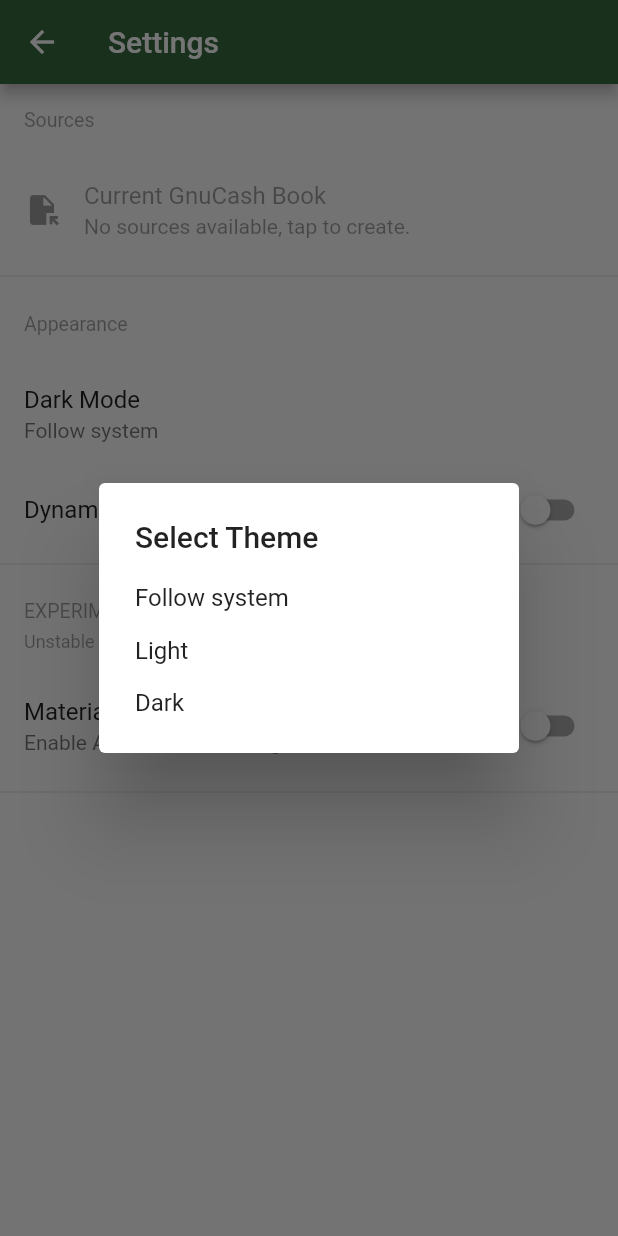
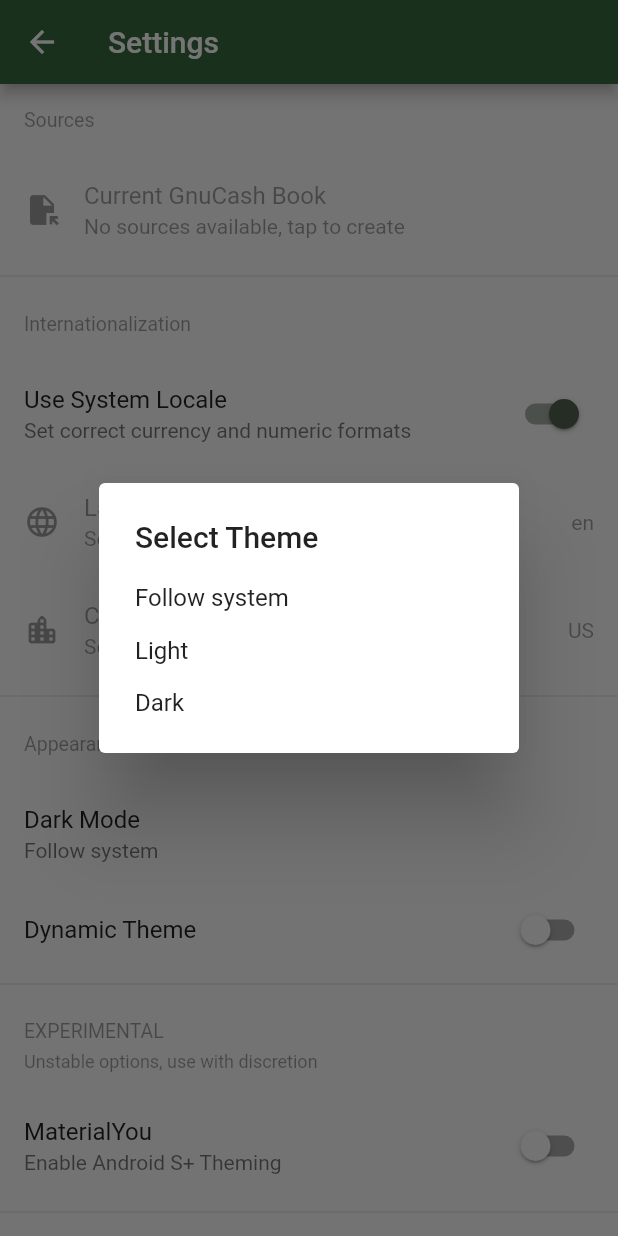
Before and after one commit to aakashhemadri/GnuCashX, a Flutter app: the SettingsView screen opened by its route, after a tap on "Dark Mode", on a phone screen of 412 x 824 dp. Run offline on Flutter 3.47's test engine with Material 2 defaults, Android fonts, the phone set to English and light mode, and no system bars; drawn by our look-alikes of dynamic_color; our stand-ins replace freezed_annotation, shared_preferences; accounts and stored records are empty; generated files the repository leaves out were written again.

Commit message:
feat: migrate and use i18n (#56)
* feat: add locale fields to settings model
* feat: add support for internationalization
* feat: add localizations export
* feat: update providers
* refactor: use flutter i18n

Signed-off-by: Aakash Hemadri <aakashhemadri123@gmail.com>

```diff
--- /dev/null
+++ b/l10n.yaml
@@ -0,0 +1,4 @@
+arb-dir: lib/l10n
+template-arb-file: intl_en.arb
+output-localization-file: gnc_localizations.dart
+output-class: G
--- a/lib/data/models/settings.dart
+++ b/lib/data/models/settings.dart
@@ -19,7 +19,9 @@ class Settings extends Base with _$Settings {
       required bool useMaterial3,
       required bool isDynamic,
       required ThemeMode theme,
-      required String locale,
+      required bool useSystemLocale,
+      required String localeLanguageCode,
+      required String localeCountryCode,
       required List<Persistence> sources,
       required Persistence? current}) = _Settings;
 
@@ -28,7 +30,9 @@ class Settings extends Base with _$Settings {
       useMaterial3: false,
       isDynamic: false,
       theme: ThemeMode.system,
-      locale: Intl.systemLocale,
+      useSystemLocale: true,
+      localeLanguageCode: Intl.systemLocale.split('_')[0],
+      localeCountryCode: Intl.systemLocale.split('_')[1],
       sources: List<Persistence>.empty(),
       current: null);
 
--- /dev/null
+++ b/lib/l10n/intl_en.arb
@@ -0,0 +1,80 @@
+{
+    "@@locale": "en",
+
+    "title": "GnuCashX",
+    "@title": {
+        "description": "GnuCashX is the app wide title, if unsure use as is"
+    },
+
+    "mainBookNav": "Book",
+    "bookTitle": "Accounts",
+
+    "mainBudgetNav": "Budget",
+    "budgetTitle": "Budgeting",
+
+    "mainReportNav": "Report",
+    "reportTitle": "Reports",
+
+    "mainMoreNav": "More",
+
+    "morePingMe": "Ping Me!",
+    "moreSettingsTile": "Settings",
+    "moreAboutTile": "About",
+    "aboutTitle": "About",
+
+    "settingsTitle": "Settings",
+    "@settingsTitle": {
+        "description": "SettingsView AppBar title"
+    },
+
+    "settingsIntlHeader": "Internationalization",
+    "@settingsIntlHeader": {
+        "description": "Header to the internationalization section in settings"
+    },
+
+    "settingsIntlSystemLocaleTitle": "Use System Locale",
+    "@settingsIntlSystemLocaleTitle": {
+        "description": "Switch for using system's locale"
+    },
+
+    "settingsIntlSystemLocaleSubtitle": "Set correct currency and numeric formats",
+    "@settingsIntlSystemLocaleSubtitle": {
+        "description": "Explanation to the Title"
+    },
+
+    "settingsIntlLanguageTitle": "Language",
+    "@settingsIntlLanguageTitle": {
+        "description": "Dropdown to select language"
+    },
+
+    "settingsIntlLanguageSubtitle": "Select language code",
+    "@settingsIntlLanguageSubtitle": {
+        "description": "Currently selected languageCode"
+    },
+
+    "settingsIntlCountryTitle": "Country",
+    "settingsIntlCountrySubtitle": "Select country code",
+    "@settingsIntlCountrySubtitle": {
+        "description": "Currently selected countryCode"
+    },
+
+    "settingsSourcesHeader": "Sources",
+    "settingsSourcesTitle": "Current GnuCash Book",
+    "settingsSourcesSubtitle": "No sources available, tap to create",
+
+    "settingsAppearenceHeader": "Appearance",
+    "settingsAppearenceThemeModeTitle": "Dark Mode",
+    "settingsAppearenceDialogTitle": "Select Theme",
+    "settingsAppearenceThemeModeSystem": "Follow system",
+    "settingsAppearenceThemeModeLight": "Light",
+    "settingsAppearenceThemeModeDark": "Dark",
+    "settingsAppearenceDynamicTheme": "Dynamic Theme",
+
+    "settingsExperimentalHeader": "EXPERIMENTAL",
+    "settingsExperimentalHeaderSubtitle": "Unstable options, use with discretion",
+
+    "settingsExperimentalMaterial3Title": "MaterialYou",
+    "settingsExperimentalMaterial3Subtitle": "Enable Android S+ Theming",
+
+    "placeholder": "Placeholder"
+}
--- a/lib/provider/account_provider.dart
+++ b/lib/providers/account_provider.dart
@@ -1,3 +1,3 @@
-part of 'provider.dart';
+part of 'providers.dart';
 
 class GncAccountProvider with ChangeNotifier {}
--- a/lib/provider/provider.dart
+++ b/lib/providers/providers.dart
@@ -1,7 +1,9 @@
-library provider;
+library providers;
 
 import 'package:flutter/material.dart';
 import 'package:gnucashx/data/data.dart';
+import 'package:intl/intl.dart';
+import 'package:intl/intl_standalone.dart';
 
 part 'ui_provider.dart';
 part 'settings_provider.dart';
--- a/lib/provider/ui_provider.dart
+++ b/lib/providers/ui_provider.dart
@@ -1,4 +1,4 @@
-part of provider;
+part of providers;
 
 enum BottomNav { book, budget, report, more }
 
--- a/lib/utils/utils.dart
+++ b/lib/utils/utils.dart
@@ -1,3 +1,5 @@
 export 'package:gnucashx/utils/constants.dart';
 export 'package:gnucashx/utils/colors.dart';
 export 'package:gnucashx/utils/theme.dart';
+
+export 'package:flutter_gen/gen_l10n/gnc_localizations.dart';
--- a/lib/view/about_view.dart
+++ b/lib/view/about_view.dart
@@ -1,4 +1,6 @@
 import 'package:flutter/material.dart';
+
+import 'package:gnucashx/utils/utils.dart';
 
 class AboutView extends StatelessWidget {
   const AboutView({Key? key}) : super(key: key);
@@ -6,7 +8,7 @@ class AboutView extends StatelessWidget {
   @override
   Widget build(BuildContext context) {
     return Scaffold(
-      appBar: AppBar(title: const Text('About')),
+      appBar: AppBar(title: Text(G.of(context)!.aboutTitle)),
       body: Center(
         child: Icon(
           Icons.help_rounded,
--- a/lib/view/book_view.dart
+++ b/lib/view/book_view.dart
@@ -1,4 +1,6 @@
 import 'package:flutter/material.dart';
+
+import 'package:gnucashx/utils/utils.dart';
 
 class BookView extends StatelessWidget {
   const BookView({Key? key}) : super(key: key);
@@ -6,7 +8,7 @@ class BookView extends StatelessWidget {
   @override
   Widget build(BuildContext context) {
     return Scaffold(
-      appBar: AppBar(title: const Text('Accounts')),
+      appBar: AppBar(title: Text(G.of(context)!.bookTitle)),
       body: Center(
         child: Icon(
           Icons.pets_rounded,
--- a/lib/view/budget_view.dart
+++ b/lib/view/budget_view.dart
@@ -1,4 +1,6 @@
 import 'package:flutter/material.dart';
+
+import 'package:gnucashx/utils/utils.dart';
 
 class BudgetView extends StatelessWidget {
   const BudgetView({Key? key}) : super(key: key);
@@ -6,7 +8,7 @@ class BudgetView extends StatelessWidget {
   @override
   Widget build(BuildContext context) {
     return Scaffold(
-      appBar: AppBar(title: const Text('Budgeting')),
+      appBar: AppBar(title: Text(G.of(context)!.budgetTitle)),
       body: Center(
         child: Icon(
           Icons.cloudy_snowing,
--- a/lib/view/report_view.dart
+++ b/lib/view/report_view.dart
@@ -1,4 +1,6 @@
 import 'package:flutter/material.dart';
+
+import 'package:gnucashx/utils/utils.dart';
 
 class ReportView extends StatelessWidget {
   const ReportView({Key? key}) : super(key: key);
@@ -6,7 +8,7 @@ class ReportView extends StatelessWidget {
   @override
   Widget build(BuildContext context) {
     return Scaffold(
-      appBar: AppBar(title: const Text('Reports')),
+      appBar: AppBar(title: Text(G.of(context)!.reportTitle)),
       body: Center(
         child: Icon(
           Icons.thunderstorm_rounded,
--- a/lib/view/settings_view.dart
+++ b/lib/view/settings_view.dart
@@ -2,7 +2,7 @@ import 'package:flutter/material.dart';
 import 'package:provider/provider.dart';
 
 import 'package:gnucashx/widget/widget.dart';
-import 'package:gnucashx/provider/provider.dart';
+import 'package:gnucashx/providers/providers.dart';
 import 'package:gnucashx/data/data.dart';
 import 'package:gnucashx/utils/utils.dart';
 
@@ -12,21 +12,21 @@ class SettingsView extends StatelessWidget {
   @override
   Widget build(BuildContext context) {
     return Scaffold(
-      appBar: AppBar(title: const Text('Settings')),
+      appBar: AppBar(title: Text(G.of(context)!.settingsTitle)),
       body: Consumer<SettingsProvider>(
         builder: (context, settingsProvider, child) => ListView(
           children: [
-            const ListTile(
-              title: Text('Sources'),
+            ListTile(
+              title: Text(G.of(context)!.settingsSourcesHeader),
               enabled: false,
               dense: true,
             ),
             ListTile(
               enabled: false,
-              title: const Text('Current GnuCash Book'),
+              title: Text(G.of(context)!.settingsSourcesTitle),
               subtitle: Builder(builder: (context) {
                 if (settingsProvider.settings.current == null) {
-                  return const Text('No sources available, tap to create.');
+                  return Text(G.of(context)!.settingsSourcesSubtitle);
                 } else {
                   return Text(settingsProvider.settings.current!.map(
                       local: (Local value) => value.key,
@@ -39,41 +39,77 @@ class SettingsView extends StatelessWidget {
                   height: double.infinity, child: Icon(Icons.file_open)),
             ),
             kWidgetDivider,
-            const ListTile(
-              title: Text('Appearance'),
+            ListTile(
+              title: Text(G.of(context)!.settingsIntlHeader),
+              enabled: false,
+              dense: true,
+            ),
+            SwitchListTile(
+                title: Text(G.of(context)!.settingsIntlSystemLocaleTitle),
+                subtitle: Text(G.of(context)!.settingsIntlSystemLocaleSubtitle),
+                value: settingsProvider.settings.useSystemLocale,
+                onChanged: (toggle) =>
+                    settingsProvider.switchSystemLocale(toggle)),
+            ListTile(
+                enabled: !settingsProvider.settings.useSystemLocale,
+                title: Text(G.of(context)!.settingsIntlLanguageTitle),
+                subtitle: Text(G.of(context)!.settingsIntlLanguageSubtitle),
+                minLeadingWidth: kStyleMinLeadingWidth,
+                leading: const SizedBox(
+                    height: double.infinity,
+                    child: Icon(Icons.language_rounded)),
+                trailing: Text(settingsProvider.settings.localeLanguageCode)),
+            ListTile(
+              enabled: !settingsProvider.settings.useSystemLocale,
+              title: Text(G.of(context)!.settingsIntlCountryTitle),
+              subtitle: Text(G.of(context)!.settingsIntlCountrySubtitle),
+              minLeadingWidth: kStyleMinLeadingWidth,
+              leading: const SizedBox(
+                  height: double.infinity,
+                  child: Icon(Icons.location_city_rounded)),
+              trailing: Text(settingsProvider.settings.localeCountryCode),
+            ),
+            kWidgetDivider,
+            ListTile(
+              title: Text(G.of(context)!.settingsAppearenceHeader),
               enabled: false,
               dense: true,
             ),
             ListTile(
-              title: const Text('Dark Mode'),
+              title: Text(G.of(context)!.settingsAppearenceThemeModeTitle),
               subtitle: Builder(builder: (context) {
                 switch (settingsProvider.settings.theme) {
                   case ThemeMode.system:
-                    return const Text('Follow system');
+                    return Text(
+                        G.of(context)!.settingsAppearenceThemeModeSystem);
                   case ThemeMode.light:
-                    return const Text('Light');
+                    return Text(
+                        G.of(context)!.settingsAppearenceThemeModeLight);
                   case ThemeMode.dark:
-                    return const Text('Dark');
+                    return Text(G.of(context)!.settingsAppearenceThemeModeDark);
                 }
               }),
               onTap: () async => await showDialog(
                   context: context,
                   builder: (BuildContext context) {
                     return SimpleDialog(
-                      title: const Text('Select Theme'),
+                      title: Text(G.of(context)!.settingsAppearenceDialogTitle),
                       children: <Widget>[
                         SimpleDialogOption(
-                          child: const Text('Follow system'),
+                          child: Text(
+                              G.of(context)!.settingsAppearenceThemeModeSystem),
                           onPressed: () => Navigator.pop(context,
                               settingsProvider.updateTheme(ThemeMode.system)),
                         ),
                         SimpleDialogOption(
-                          child: const Text('Light'),
+                          child: Text(
+                              G.of(context)!.settingsAppearenceThemeModeLight),
                           onPressed: () => Navigator.pop(context,
                               settingsProvider.updateTheme(ThemeMode.light)),
                         ),
                         SimpleDialogOption(
-                          child: const Text('Dark'),
+                          child: Text(
+                              G.of(context)!.settingsAppearenceThemeModeDark),
                           onPressed: () => Navigator.pop(context,
                               settingsProvider.updateTheme(ThemeMode.dark)),
                         ),
@@ -82,20 +118,21 @@ class SettingsView extends StatelessWidget {
                   }),
             ),
             SwitchListTile(
-                title: const Text('Dynamic Theme'),
+                title: Text(G.of(context)!.settingsAppearenceDynamicTheme),
                 value: settingsProvider.settings.isDynamic,
                 onChanged: (toggle) =>
                     settingsProvider.switchDynamicTheme(toggle)),
             kWidgetDivider,
-            const ListTile(
-              title: Text('EXPERIMENTAL'),
-              subtitle: Text('Unstable options, use with discretion.'),
+            ListTile(
+              title: Text(G.of(context)!.settingsExperimentalHeader),
+              subtitle: Text(G.of(context)!.settingsExperimentalHeaderSubtitle),
               enabled: false,
               dense: true,
             ),
             SwitchListTile(
-                title: const Text('MaterialYou'),
-                subtitle: const Text('Enable Android S+ Theming'),
+                title: Text(G.of(context)!.settingsExperimentalMaterial3Title),
+                subtitle:
+                    Text(G.of(context)!.settingsExperimentalMaterial3Subtitle),
                 value: settingsProvider.settings.useMaterial3,
                 onChanged: (toggle) =>
                     settingsProvider.switchMaterialVersion(toggle)),
```
Also changed, not shown: lib/main.dart (+14 -7 lines), lib/providers/settings_provider.dart (renamed from lib/provider/settings_provider.dart, +17 -3 lines), lib/view/main_view.dart (+16 -14 lines), lib/view/more_view.dart (+4 -3 lines), pubspec.yaml (+5 -64 lines), 2 other files.
